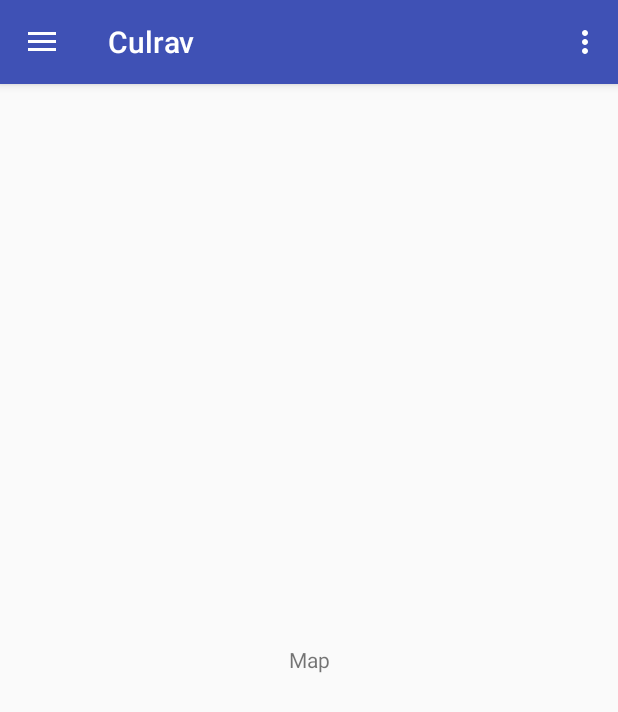
After one commit to arpitvjaiswal/Culrav_2014_Updated, an Android app: the fragment MapFragment placed in its activity, on a phone screen of 412 x 824 dp. The commit adds this screen. Shown: the top 712 px of the screen. Run offline under Robolectric (Android 15) with nearby library versions, the phone set to English and light mode, and no system bars.

Commit message:
Add fragments for navigation menu items

```diff
--- a/app/src/main/java/mnnit/arpitjaiswal/culrav/y14/HomeActivity.java
+++ b/app/src/main/java/mnnit/arpitjaiswal/culrav/y14/HomeActivity.java
@@ -7,6 +7,8 @@ import android.net.Uri;
 import android.os.Bundle;
 import android.support.annotation.NonNull;
 import android.support.design.widget.NavigationView;
+import android.support.v4.app.Fragment;
+import android.support.v4.app.FragmentManager;
 import android.support.v4.view.GravityCompat;
 import android.support.v4.widget.DrawerLayout;
 import android.support.v7.app.ActionBarDrawerToggle;
@@ -35,6 +37,12 @@ public class HomeActivity extends AppCompatActivity
 
         NavigationView navigationView = (NavigationView) findViewById(R.id.nav_view);
         navigationView.setNavigationItemSelectedListener(this);
+
+        // select first menu item on startup
+        if (savedInstanceState == null) {
+            navigationView.getMenu().performIdentifierAction(R.id.nav_home, 0);
+            navigationView.setCheckedItem(R.id.nav_home);
+        }
     }
 
     @Override
@@ -56,9 +64,6 @@ public class HomeActivity extends AppCompatActivity
 
     @Override
     public boolean onOptionsItemSelected(MenuItem item) {
-        // Handle action bar item clicks here. The action bar will
-        // automatically handle clicks on the Home/Up button, so long
-        // as you specify a parent activity in AndroidManifest.xml.
         int id = item.getItemId();
 
         //noinspection SimplifiableIfStatement
@@ -69,20 +74,29 @@ public class HomeActivity extends AppCompatActivity
         return super.onOptionsItemSelected(item);
     }
 
+    /**
+     * Handle navigation view item clicks here
+     *
+     * @param item - the clicked navigation item
+     * @return true
+     */
     @SuppressWarnings("StatementWithEmptyBody")
     @Override
     public boolean onNavigationItemSelected(@NonNull MenuItem item) {
-        // Handle navigation view item clicks here.
         int id = item.getItemId();
 
         switch (id) {
             case R.id.nav_home:
+                openPage(HomeFragment.class);
                 break;
             case R.id.nav_map:
+                openPage(MapFragment.class);
                 break;
             case R.id.nav_team:
+                openPage(TeamFragment.class);
                 break;
             case R.id.nav_dev:
+                openPage(DevFragment.class);
                 break;
             case R.id.nav_web:
                 openWebsite();
@@ -90,6 +104,8 @@ public class HomeActivity extends AppCompatActivity
             case R.id.nav_fb:
                 openFacebookPage();
                 break;
+            default:
+                openPage(HomeFragment.class);
         }
 
         DrawerLayout drawer = (DrawerLayout) findViewById(R.id.drawer_layout);
@@ -97,6 +113,22 @@ public class HomeActivity extends AppCompatActivity
         return true;
     }
 
+    /**
+     * Open the component associated with fragment passed to it
+     *
+     * @param fragmentClass - Fragment to open
+     */
+    private void openPage(Class fragmentClass) {
+        Fragment fragment = null;
+        try {
+            fragment = (Fragment) fragmentClass.newInstance();
+        } catch (Exception e) {
+            e.printStackTrace();
+        }
+
+        FragmentManager fragmentManager = getSupportFragmentManager();
+        fragmentManager.beginTransaction().replace(R.id.main_content_container, fragment).commit();
+    }
 
     /**
      * Open official website of Culrav
--- /dev/null
+++ b/app/src/main/java/mnnit/arpitjaiswal/culrav/y14/HomeFragment.java
@@ -0,0 +1,24 @@
+package mnnit.arpitjaiswal.culrav.y14;
+
+import android.os.Bundle;
+import android.support.v4.app.Fragment;
+import android.view.LayoutInflater;
+import android.view.View;
+import android.view.ViewGroup;
+
+public class HomeFragment extends Fragment {
+
+    public HomeFragment() {
+    }
+
+    public static HomeFragment newInstance() {
+        return new HomeFragment();
+    }
+
+    @Override
+    public View onCreateView(LayoutInflater inflater, ViewGroup container,
+                             Bundle savedInstanceState) {
+        // Inflate the layout for this fragment
+        return inflater.inflate(R.layout.fragment_home, container, false);
+    }
+}
--- /dev/null
+++ b/app/src/main/java/mnnit/arpitjaiswal/culrav/y14/MapFragment.java
@@ -0,0 +1,24 @@
+package mnnit.arpitjaiswal.culrav.y14;
+
+import android.os.Bundle;
+import android.support.v4.app.Fragment;
+import android.view.LayoutInflater;
+import android.view.View;
+import android.view.ViewGroup;
+
+public class MapFragment extends Fragment {
+
+    public MapFragment() {
+    }
+
+    public static MapFragment newInstance() {
+        return new MapFragment();
+    }
+
+    @Override
+    public View onCreateView(LayoutInflater inflater, ViewGroup container,
+                             Bundle savedInstanceState) {
+        // Inflate the layout for this fragment
+        return inflater.inflate(R.layout.fragment_map, container, false);
+    }
+}
--- a/app/src/main/res/layout/content_home.xml
+++ b/app/src/main/res/layout/content_home.xml
@@ -8,13 +8,9 @@
     tools:context="mnnit.arpitjaiswal.culrav.y14.HomeActivity"
     tools:showIn="@layout/app_bar_home">
 
-    <TextView
-        android:layout_width="wrap_content"
-        android:layout_height="wrap_content"
-        android:text="Welcome to Culrav!"
-        app:layout_constraintBottom_toBottomOf="parent"
-        app:layout_constraintLeft_toLeftOf="parent"
-        app:layout_constraintRight_toRightOf="parent"
-        app:layout_constraintTop_toTopOf="parent" />
+    <FrameLayout
+        android:id="@+id/main_content_container"
+        android:layout_width="match_parent"
+        android:layout_height="match_parent" />
 
 </android.support.constraint.ConstraintLayout>
--- /dev/null
+++ b/app/src/main/res/layout/fragment_map.xml
@@ -0,0 +1,13 @@
+<FrameLayout xmlns:android="http://schemas.android.com/apk/res/android"
+    xmlns:tools="http://schemas.android.com/tools"
+    android:layout_width="match_parent"
+    android:layout_height="match_parent"
+    tools:context="mnnit.arpitjaiswal.culrav.y14.MapFragment">
+
+    <TextView
+        android:layout_width="match_parent"
+        android:layout_height="match_parent"
+        android:gravity="center"
+        android:text="@string/nav_menu_map" />
+
+</FrameLayout>
```
Also changed, not shown: app/src/main/java/mnnit/arpitjaiswal/culrav/y14/DevFragment.java (added, +24 -0 lines), app/src/main/java/mnnit/arpitjaiswal/culrav/y14/TeamFragment.java (added, +24 -0 lines), app/src/main/res/layout/fragment_dev.xml (added, +13 -0 lines), app/src/main/res/layout/fragment_home.xml (added, +13 -0 lines), app/src/main/res/layout/fragment_team.xml (added, +13 -0 lines).
